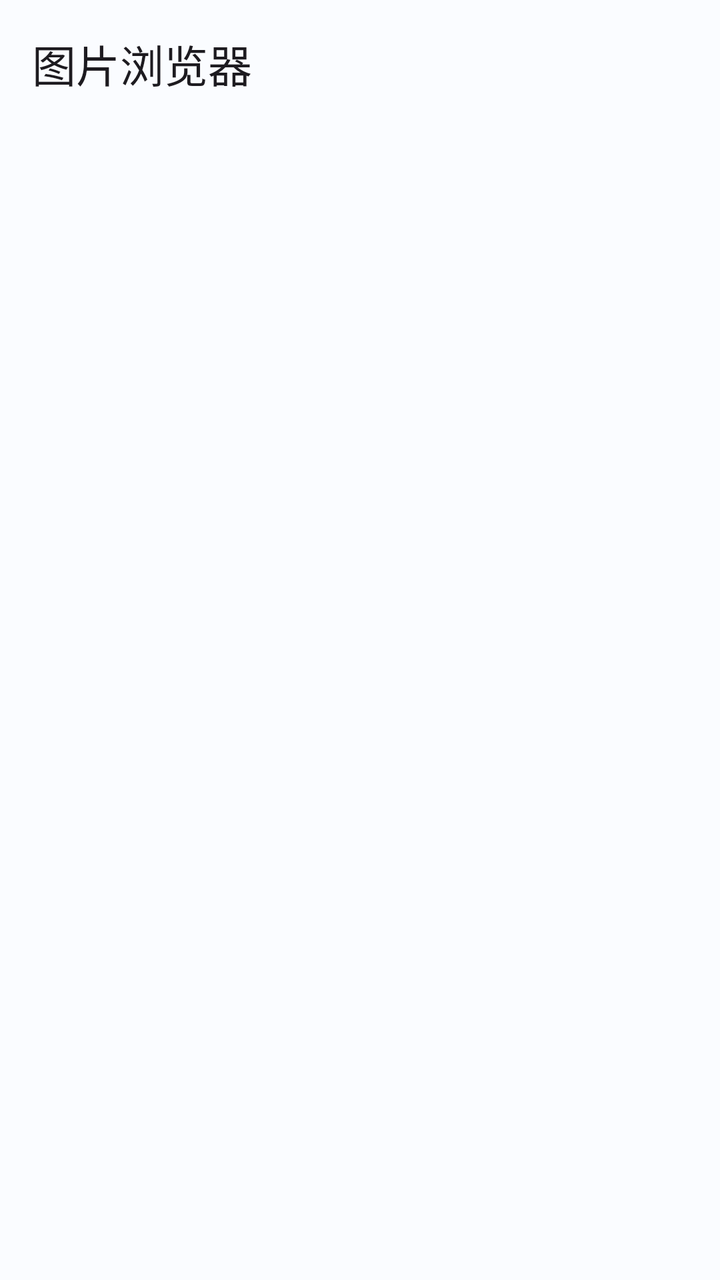
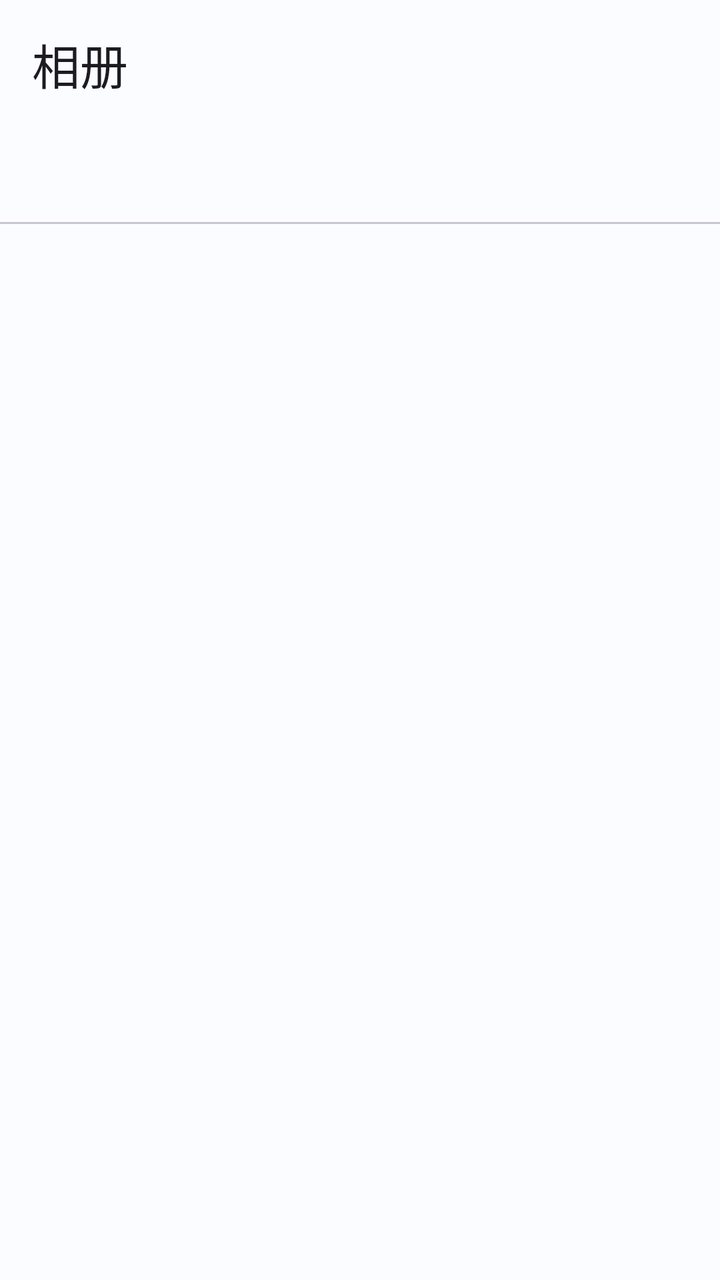

Before-and-after screenshots of an Android layout around one commit, followed by the original layout XML and the change that was made.
<!-- AndroidManifest.xml: application theme Theme.ImageBrowser -->
<!-- res/layout/activity_main.xml -->
<?xml version="1.0" encoding="utf-8"?>
<androidx.coordinatorlayout.widget.CoordinatorLayout
    xmlns:android="http://schemas.android.com/apk/res/android"
    xmlns:app="http://schemas.android.com/apk/res-auto"
    android:layout_width="match_parent"
    android:layout_height="match_parent">

    <com.google.android.material.appbar.AppBarLayout
        android:id="@+id/app_bar"
        android:layout_width="match_parent"
        android:layout_height="wrap_content">

        <com.google.android.material.appbar.MaterialToolbar
            android:id="@+id/toolbar"
            android:layout_width="match_parent"
            android:layout_height="?attr/actionBarSize"
            app:title="@string/app_name" />

        <TextView
            android:id="@+id/tv_image_count"
            android:layout_width="match_parent"
            android:layout_height="wrap_content"
            android:paddingStart="16dp"
            android:paddingEnd="16dp"
            android:paddingTop="4dp"
            android:paddingBottom="8dp"
            android:textAppearance="?attr/textAppearanceBodyMedium"
            android:textColor="?attr/colorOnSurfaceVariant"
            android:visibility="gone" />

    </com.google.android.material.appbar.AppBarLayout>

    <FrameLayout
        android:layout_width="match_parent"
        android:layout_height="match_parent"
        app:layout_behavior="@string/appbar_scrolling_view_behavior">

        <androidx.recyclerview.widget.RecyclerView
            android:id="@+id/rv_images"
            android:layout_width="match_parent"
            android:layout_height="match_parent"
            android:clipToPadding="false"
            android:padding="2dp" />

        <ProgressBar
            android:id="@+id/progress_bar"
            android:layout_width="wrap_content"
            android:layout_height="wrap_content"
            android:layout_gravity="center"
            android:visibility="gone" />

        <TextView
            android:id="@+id/tv_empty_state"
            android:layout_width="wrap_content"
            android:layout_height="wrap_content"
            android:layout_gravity="center"
            android:gravity="center"
            android:padding="32dp"
            android:textAppearance="?attr/textAppearanceBodyLarge"
            android:textColor="?attr/colorOnSurfaceVariant"
            android:visibility="gone" />

    </FrameLayout>

</androidx.coordinatorlayout.widget.CoordinatorLayout>
<!-- resources referenced by this layout -->
<resources>
  <string name="app_name">图片浏览器</string>
  <style name="Theme.ImageBrowser" parent="Theme.Material3.Light.NoActionBar">
          <item name="colorPrimary">@color/md_theme_light_primary</item>
          <item name="colorOnPrimary">@color/md_theme_light_onPrimary</item>
          <item name="colorPrimaryContainer">@color/md_theme_light_primaryContainer</item>
          <item name="colorOnPrimaryContainer">@color/md_theme_light_onPrimaryContainer</item>
          <item name="colorSecondary">@color/md_theme_light_secondary</item>
          <item name="colorOnSecondary">@color/md_theme_light_onSecondary</item>
          <item name="colorSecondaryContainer">@color/md_theme_light_secondaryContainer</item>
          <item name="colorOnSecondaryContainer">@color/md_theme_light_onSecondaryContainer</item>
          <item name="android:colorBackground">@color/md_theme_light_background</item>
          <item name="colorOnBackground">@color/md_theme_light_onBackground</item>
          <item name="colorSurface">@color/md_theme_light_surface</item>
          <item name="colorOnSurface">@color/md_theme_light_onSurface</item>
          <item name="colorSurfaceVariant">@color/md_theme_light_surfaceVariant</item>
          <item name="colorOnSurfaceVariant">@color/md_theme_light_onSurfaceVariant</item>
      </style>
  <color name="md_theme_light_primary">#1565C0</color>
  <color name="md_theme_light_onPrimary">#FFFFFF</color>
  <color name="md_theme_light_primaryContainer">#D6E4FF</color>
  <color name="md_theme_light_onPrimaryContainer">#001945</color>
  <color name="md_theme_light_secondary">#565E71</color>
  <color name="md_theme_light_onSecondary">#FFFFFF</color>
  <color name="md_theme_light_secondaryContainer">#DAE2F9</color>
  <color name="md_theme_light_onSecondaryContainer">#131C2C</color>
  <color name="md_theme_light_background">#FAFCFF</color>
  <color name="md_theme_light_onBackground">#1A1C1E</color>
  <color name="md_theme_light_surface">#FAFCFF</color>
  <color name="md_theme_light_onSurface">#1A1C1E</color>
  <color name="md_theme_light_surfaceVariant">#E1E2EC</color>
  <color name="md_theme_light_onSurfaceVariant">#44464F</color>
</resources>

<!-- the commit's change to res/layout/activity_main.xml (unified diff, before → after) -->
@@ -3,63 +3,44 @@
     xmlns:android="http://schemas.android.com/apk/res/android"
     xmlns:app="http://schemas.android.com/apk/res-auto"
     android:layout_width="match_parent"
-    android:layout_height="match_parent">
+    android:layout_height="match_parent"
+    android:fitsSystemWindows="true">
 
     <com.google.android.material.appbar.AppBarLayout
         android:id="@+id/app_bar"
         android:layout_width="match_parent"
-        android:layout_height="wrap_content">
+        android:layout_height="wrap_content"
+        android:fitsSystemWindows="true"
+        app:liftOnScroll="true">
 
         <com.google.android.material.appbar.MaterialToolbar
             android:id="@+id/toolbar"
             android:layout_width="match_parent"
             android:layout_height="?attr/actionBarSize"
-            app:title="@string/app_name" />
+            app:title="相册"
+            app:titleTextAppearance="@style/TextAppearance.Material3.HeadlineSmall" />
 
-        <TextView
-            android:id="@+id/tv_image_count"
+        <com.google.android.material.tabs.TabLayout
+            android:id="@+id/tab_layout"
             android:layout_width="match_parent"
-            android:layout_height="wrap_content"
-            android:paddingStart="16dp"
-            android:paddingEnd="16dp"
-            android:paddingTop="4dp"
-            android:paddingBottom="8dp"
-            android:textAppearance="?attr/textAppearanceBodyMedium"
-            android:textColor="?attr/colorOnSurfaceVariant"
-            android:visibility="gone" />
+            android:layout_height="48dp"
+            app:tabGravity="start"
+            app:tabMode="scrollable"
+            app:tabIndicatorColor="?attr/colorPrimary"
+            app:tabIndicatorHeight="3dp"
+            app:tabRippleColor="?attr/colorPrimary"
+            app:tabSelectedTextColor="?attr/colorPrimary"
+            app:tabTextColor="?attr/colorOnSurfaceVariant"
+            app:tabTextAppearance="@style/TextAppearance.Material3.LabelLarge"
+            app:tabPaddingStart="8dp"
+            app:tabPaddingEnd="8dp" />
 
     </com.google.android.material.appbar.AppBarLayout>
 
-    <FrameLayout
+    <androidx.viewpager2.widget.ViewPager2
+        android:id="@+id/view_pager"
         android:layout_width="match_parent"
         android:layout_height="match_parent"
-        app:layout_behavior="@string/appbar_scrolling_view_behavior">
-
-        <androidx.recyclerview.widget.RecyclerView
-            android:id="@+id/rv_images"
-            android:layout_width="match_parent"
-            android:layout_height="match_parent"
-            android:clipToPadding="false"
-            android:padding="2dp" />
-
-        <ProgressBar
-            android:id="@+id/progress_bar"
-            android:layout_width="wrap_content"
-            android:layout_height="wrap_content"
-            android:layout_gravity="center"
-            android:visibility="gone" />
-
-        <TextView
-            android:id="@+id/tv_empty_state"
-            android:layout_width="wrap_content"
-            android:layout_height="wrap_content"
-            android:layout_gravity="center"
-            android:gravity="center"
-            android:padding="32dp"
-            android:textAppearance="?attr/textAppearanceBodyLarge"
-            android:textColor="?attr/colorOnSurfaceVariant"
-            android:visibility="gone" />
-
-    </FrameLayout>
+        app:layout_behavior="@string/appbar_scrolling_view_behavior" />
 
 </androidx.coordinatorlayout.widget.CoordinatorLayout>
<!-- resource entries referenced after the edit -->
@@ -1,6 +1,5 @@
 <!-- resources referenced by this layout -->
 <resources>
-  <string name="app_name">图片浏览器</string>
   <style name="Theme.ImageBrowser" parent="Theme.Material3.Light.NoActionBar">
           <item name="colorPrimary">@color/md_theme_light_primary</item>
           <item name="colorOnPrimary">@color/md_theme_light_onPrimary</item>
